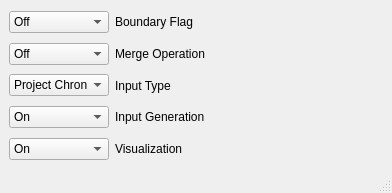
The window that freecad/woodWorkbench/gui/ui/ui_CBL_modelParams.ui (Computational-Mechanics-Material-Models/CBL-preprocesser) describes before a commit, drawn with Qt 5.
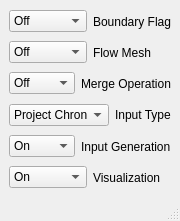
The same window after the commit.

Commit message: update to flow mesh outputs and flag

```diff
--- a/freecad/woodWorkbench/gui/ui/ui_CBL_modelParams.ui
+++ b/freecad/woodWorkbench/gui/ui/ui_CBL_modelParams.ui
@@ -6,8 +6,8 @@
    <rect>
     <x>0</x>
     <y>0</y>
-    <width>392</width>
-    <height>193</height>
+    <width>177</width>
+    <height>221</height>
    </rect>
   </property>
   <property name="sizePolicy">
@@ -58,6 +58,37 @@
       </item>
      </layout>
     </item>
+    <item>
+     <layout class="QHBoxLayout" name="horizontalLayout_5">
+      <item>
+       <widget class="QComboBox" name="flowFLag">
+        <property name="maximumSize">
+         <size>
+          <width>100</width>
+          <height>16777215</height>
+         </size>
+        </property>
+        <item>
+         <property name="text">
+          <string>Off</string>
+         </property>
+        </item>
+        <item>
+         <property name="text">
+          <string>On</string>
+         </property>
+        </item>
+       </widget>
+      </item>
+      <item>
+       <widget class="QLabel" name="label_4">
+        <property name="text">
+         <string>Flow Mesh</string>
+        </property>
+       </widget>
+      </item>
+     </layout>
+    </item>
     <item>
      <layout class="QHBoxLayout" name="horizontalLayout_6">
       <item>
```
Left out of the diff: 2 changed lines with no effect on the pictures. The commit also changes 5 other files.
